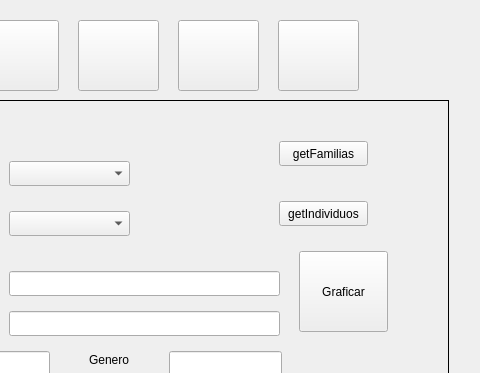
Above: Interfaz/Proyecto2/mainwindow.ui from AndreeAvalos/Proyecto2 before the change; both pictures show x 272 to 752 and y 0 to 373 of the 752 by 671 pixel window. Below: the same form after it.
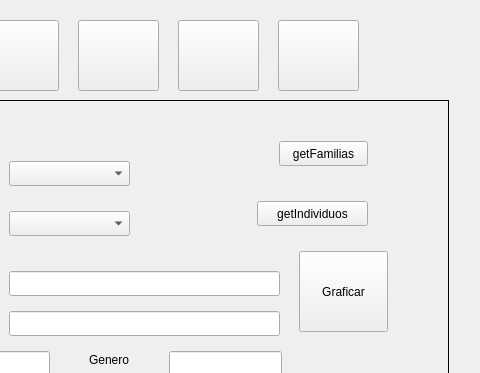
That is the form after the change. The open tabs and pages were chosen to show the change. Icons and pictures are not drawn.

Patch:
```diff
--- a/Interfaz/Proyecto2/mainwindow.ui
+++ b/Interfaz/Proyecto2/mainwindow.ui
@@ -1597,9 +1597,9 @@
          <widget class="QPushButton" name="pushButton_19">
           <property name="geometry">
            <rect>
-            <x>380</x>
+            <x>358</x>
             <y>60</y>
-            <width>89</width>
+            <width>111</width>
             <height>25</height>
            </rect>
           </property>
```
Left out of the diff: 2 changed lines with no effect on the pictures.
